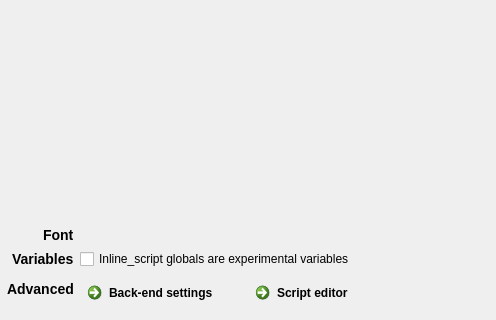
Qt form resources/ui/general_widget.ui (open-cogsci/OpenSesame) before a commit; both pictures show x 206 to 702 and y 532 to 852 of the 829 by 852 pixel window.
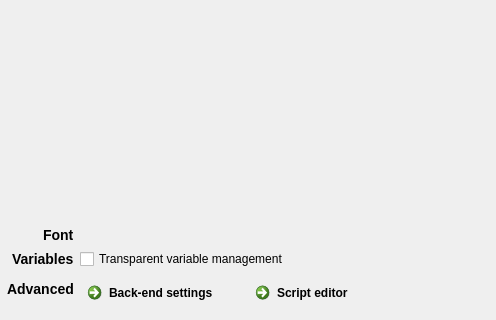
The same form after that commit. Custom widgets are drawn as their Qt base class.

Commit message: Fix transparent variable checkbox

Patch:
```diff
--- a/resources/ui/general_widget.ui
+++ b/resources/ui/general_widget.ui
@@ -287,7 +287,7 @@
          <item row="5" column="1">
           <widget class="QCheckBox" name="checkBox">
            <property name="text">
-            <string>Inline_script globals are experimental variables</string>
+            <string>Transparent variable management</string>
            </property>
           </widget>
          </item>
```
Left out of the diff: 2 changed lines with no effect on the pictures. The commit also changes 3 other files.
